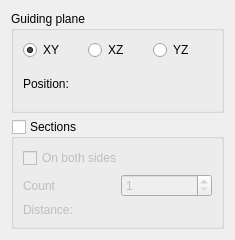
First picture: the form in src/Mod/Part/Gui/CrossSections.ui, repository southseact-3d/fcd, before the edit.
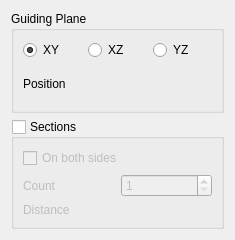
Second picture: the form after the edit. Custom widgets are drawn as their Qt base class.

Patch:
```diff
--- a/src/Mod/Part/Gui/CrossSections.ui
+++ b/src/Mod/Part/Gui/CrossSections.ui
@@ -17,7 +17,7 @@
    <item row="0" column="0">
     <widget class="QGroupBox" name="planeBox">
      <property name="title">
-      <string>Guiding plane</string>
+      <string>Guiding Plane</string>
      </property>
      <layout class="QGridLayout" name="gridLayout">
       <item row="0" column="0">
@@ -49,7 +49,7 @@
         <item>
          <widget class="QLabel" name="label">
           <property name="text">
-           <string>Position:</string>
+           <string>Position</string>
           </property>
          </widget>
         </item>
@@ -106,7 +106,7 @@
         <item row="1" column="0">
          <widget class="QLabel" name="label_2">
           <property name="text">
-           <string>Distance:</string>
+           <string>Distance</string>
           </property>
          </widget>
         </item>
```
Left out of the diff: 2 changed lines with no effect on the pictures.
